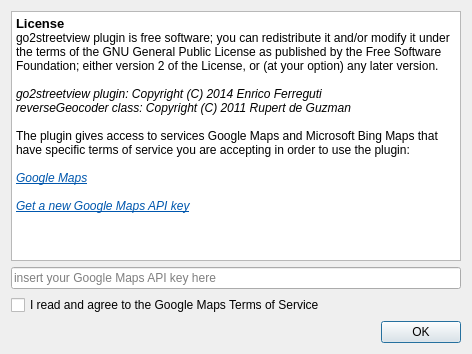
Old version of the form ui_go2streetviewLicense.ui in the repository enricofer/go2streetview.
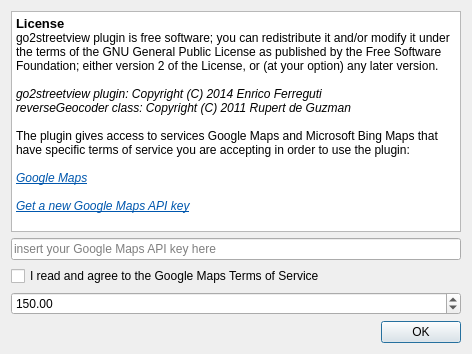
New version of the form.

Commit message: Add the possibility to diminish the resolution

```diff
--- a/ui_go2streetviewLicense.ui
+++ b/ui_go2streetviewLicense.ui
@@ -49,6 +49,16 @@
      </property>
     </widget>
    </item>
+   <item>
+    <widget class="QDoubleSpinBox" name="zoom">
+     <property name="maximum">
+      <double>999.899999999999977</double>
+     </property>
+     <property name="value">
+      <double>150.000000000000000</double>
+     </property>
+    </widget>
+   </item>
    <item>
     <layout class="QHBoxLayout" name="horizontalLayout">
      <item>
```
The commit also changes 1 other file.
